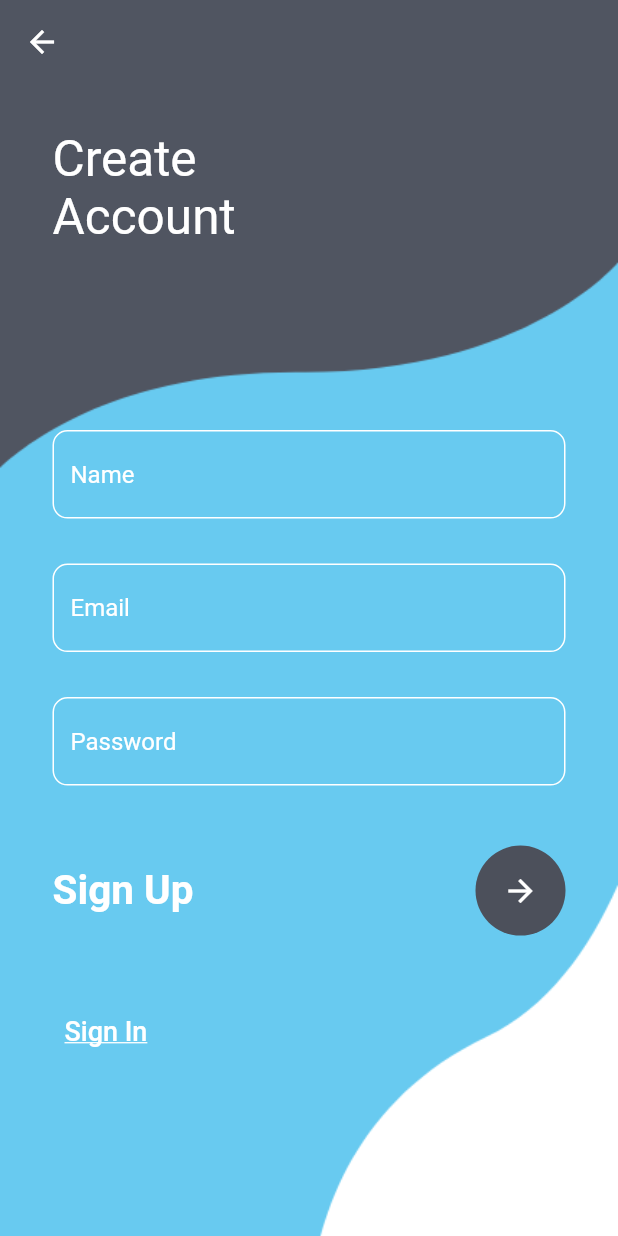
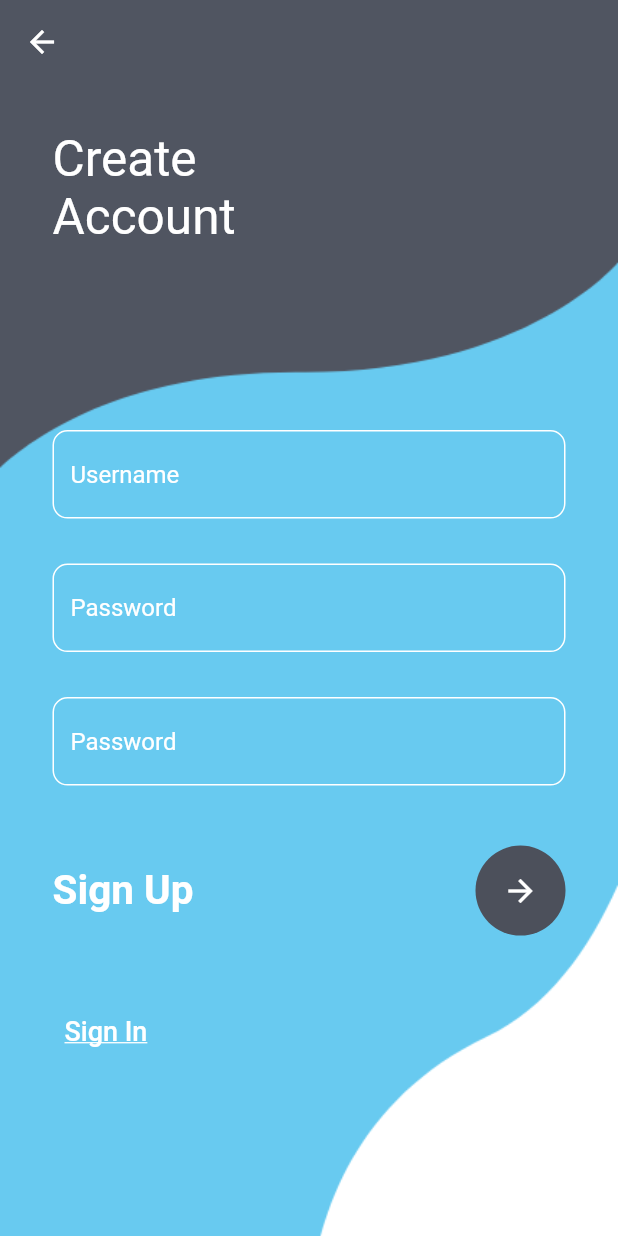
Before and after one commit to felicia-puzone/smart-office-project, a Flutter app: the MyRegister screen opened by its route, on a phone screen of 412 x 824 dp. Run offline on Flutter 3.47's test engine with Material 2 defaults, Android fonts, the phone set to English and light mode, and no system bars; our stand-ins replace flutter_map, geolocator, latlong2; missing offline and left inert: flutter_emoji, flutter_map_location_marker, mqtt_client; accounts and stored records are empty; network calls fail.

Commit message:
FIX (NON TOCCARE)

```diff
--- a/app/user_app_restored/iotapp/lib/controller.dart
+++ b/app/user_app_restored/iotapp/lib/controller.dart
@@ -123,12 +123,12 @@ Future<String> registerUser(id_building, id_user) async {
 }
 
 //@update
-Future<String> upateRoom(id_building, id_user) async {
+Future<String> updateRoom(id_building, id_user) async {
   final response = await http.post(
     Uri.parse(IPSERVER + 'update'),
     headers: <String, String>{
       'Content-Type': 'application/json',
-      'Content-ID': 'SELECT-APP',
+      'Content-ID': 'UPDATE-APP',
       'Auth-token': GlobalValues.credentials.authToken,
     },
     body: (jsonEncode({"id_utente": id_user, "building_id": id_building})),
--- a/app/user_app_restored/iotapp/lib/register.dart
+++ b/app/user_app_restored/iotapp/lib/register.dart
@@ -57,7 +57,7 @@ class _MyRegisterState extends State<MyRegister> {
                                     color: Colors.black,
                                   ),
                                 ),
-                                hintText: "Name",
+                                hintText: "Username",
                                 hintStyle: TextStyle(color: Colors.white),
                                 border: OutlineInputBorder(
                                   borderRadius: BorderRadius.circular(10),
@@ -81,7 +81,7 @@ class _MyRegisterState extends State<MyRegister> {
                                     color: Colors.black,
                                   ),
                                 ),
-                                hintText: "Email",
+                                hintText: "Password",
                                 hintStyle: TextStyle(color: Colors.white),
                                 border: OutlineInputBorder(
                                   borderRadius: BorderRadius.circular(10),
--- a/app/user_app_restored/iotapp/lib/rooms_map.dart
+++ b/app/user_app_restored/iotapp/lib/rooms_map.dart
@@ -84,7 +84,8 @@ class _BuildingMarkerState extends State<BuildingMarker> {
                             onPressed: () async {
                               sendOccupationRequest(
                                   GlobalValues.userSession!.id, widget.idRoom);
-
+                              GlobalValues.userSession!.id_edificio =
+                                  widget.idRoom;
                               Navigator.push(
                                   context,
                                   MaterialPageRoute(
```
Also changed, not shown: app/user_app_restored/iotapp/lib/change_values.dart (+8 -3 lines), 1 other file.
